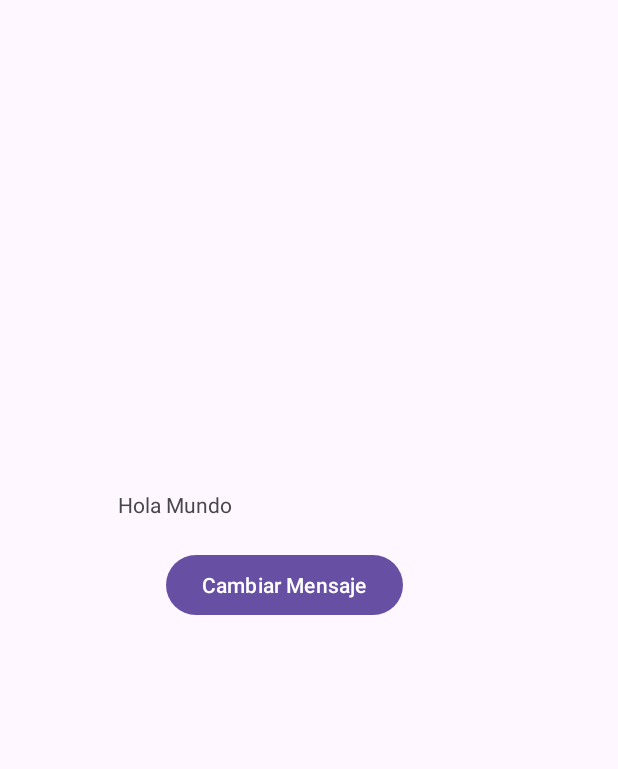
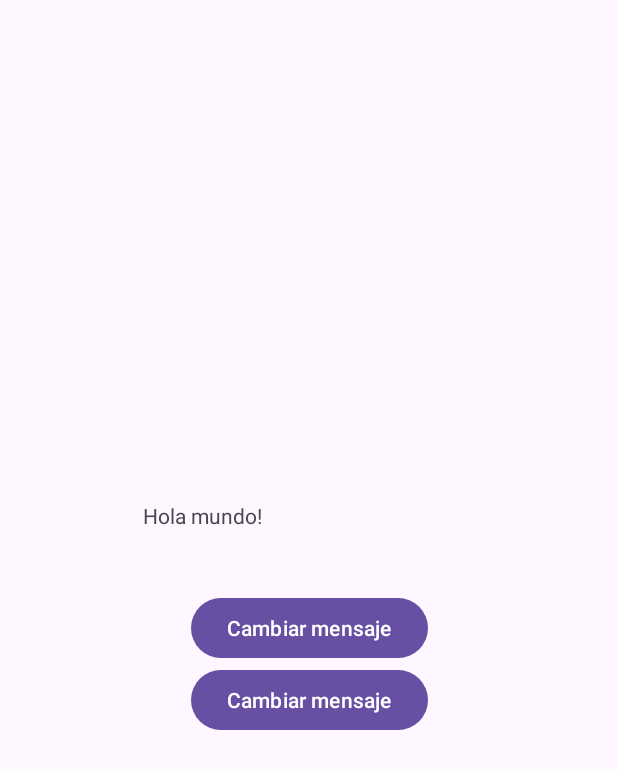
Before and after one commit to Necroo1/26.3.leasson, an Android app: the screen it shows after launch (MainActivity), on a phone screen of 412 x 824 dp. Shown: the top 769 px of the screen. Run offline under Robolectric (Android 15) with nearby library versions, the phone set to English and light mode, and no system bars.

Commit message:
refactor: linear layout vertical, text view and button

```diff
--- a/app/src/main/java/com/example/a263leasson/MainActivity.java
+++ b/app/src/main/java/com/example/a263leasson/MainActivity.java
@@ -18,6 +18,7 @@ public class MainActivity extends AppCompatActivity {
         super.onCreate(savedInstanceState);
         EdgeToEdge.enable(this);
         setContentView(R.layout.activity_main);
+
         ViewCompat.setOnApplyWindowInsetsListener(findViewById(R.id.main), (v, insets) -> {
             Insets systemBars = insets.getInsets(WindowInsetsCompat.Type.systemBars());
             v.setPadding(systemBars.left, systemBars.top, systemBars.right, systemBars.bottom);
--- a/app/src/main/res/layout/activity_main.xml
+++ b/app/src/main/res/layout/activity_main.xml
@@ -8,34 +8,38 @@
     tools:context=".MainActivity">
 
     <LinearLayout
-        android:layout_width="254dp"
-        android:layout_height="428dp"
+        android:id="@+id/card"
+        android:layout_width="wrap_content"
+        android:layout_height="wrap_content"
         android:orientation="vertical"
-        android:visibility="visible"
         app:layout_constraintBottom_toBottomOf="parent"
         app:layout_constraintEnd_toEndOf="parent"
-        app:layout_constraintHorizontal_bias="0.497"
         app:layout_constraintStart_toStartOf="parent"
-        app:layout_constraintTop_toTopOf="parent"
-        app:layout_constraintVertical_bias="0.077"
-        tools:visibility="visible">
+        app:layout_constraintTop_toTopOf="parent">
 
         <TextView
             android:id="@+id/welcome_message"
-            android:layout_width="wrap_content"
+            android:layout_width="match_parent"
             android:layout_height="wrap_content"
-            android:layout_marginTop="296dp"
+            android:layout_marginBottom="21dp"
             android:text="@string/welcome_message" />
 
         <Button
-            android:id="@+id/cambiar_mensaje"
+            android:id="@+id/button_text"
             android:layout_width="wrap_content"
             android:layout_height="wrap_content"
             android:layout_marginStart="32dp"
             android:layout_marginTop="20dp"
             android:layout_marginEnd="32dp"
             android:onClick="updateMessage"
-            android:text="@string/cambiar_mensaje" />
+            android:text="@string/button_text" />
+
+        <Button
+            android:layout_width="wrap_content"
+            android:layout_height="wrap_content"
+            android:text="@string/button_text"
+            android:layout_marginStart="32dp"
+            />
 
     </LinearLayout>
 
--- a/app/src/main/res/values/strings.xml
+++ b/app/src/main/res/values/strings.xml
@@ -1,7 +1,7 @@
 <resources>
     <string name="app_name">26.3.leasson</string>
-    <string name="welcome_message">Hola Mundo</string>
-    <string name="cambiar_mensaje">Cambiar Mensaje</string>
-    <string name="new_message">New message</string>
+    <string name="welcome_message">Hola mundo!</string>
+    <string name="button_text">Cambiar mensaje</string>
+    <string name="new_message">New Message</string>
 
 </resources>
```
